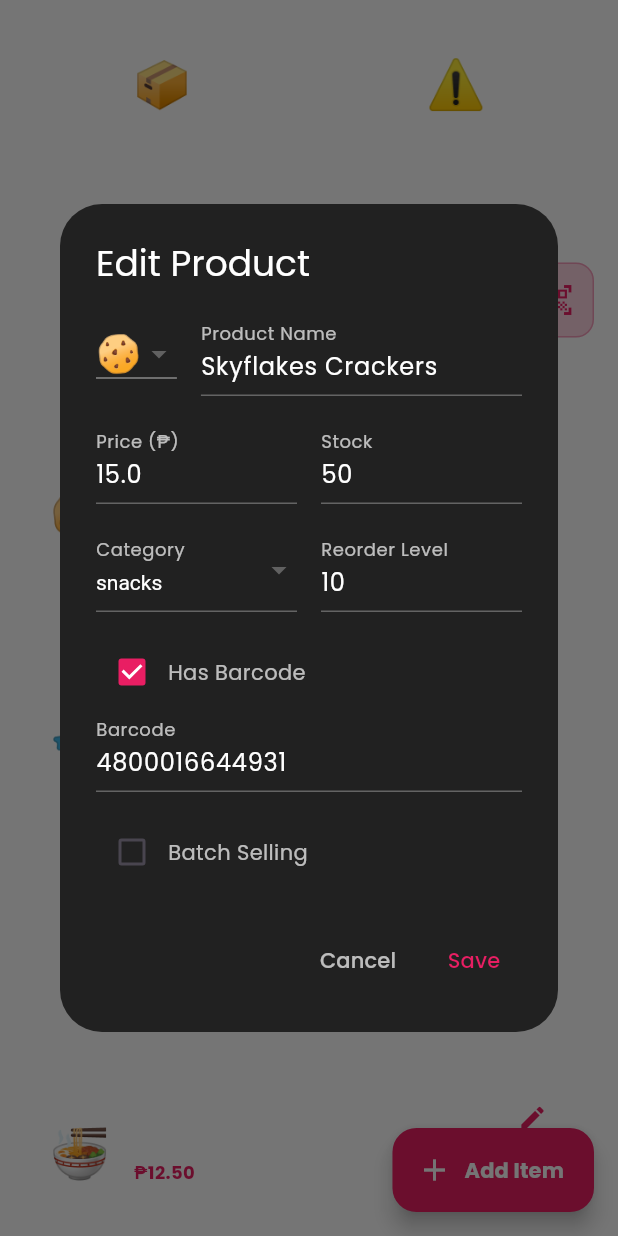
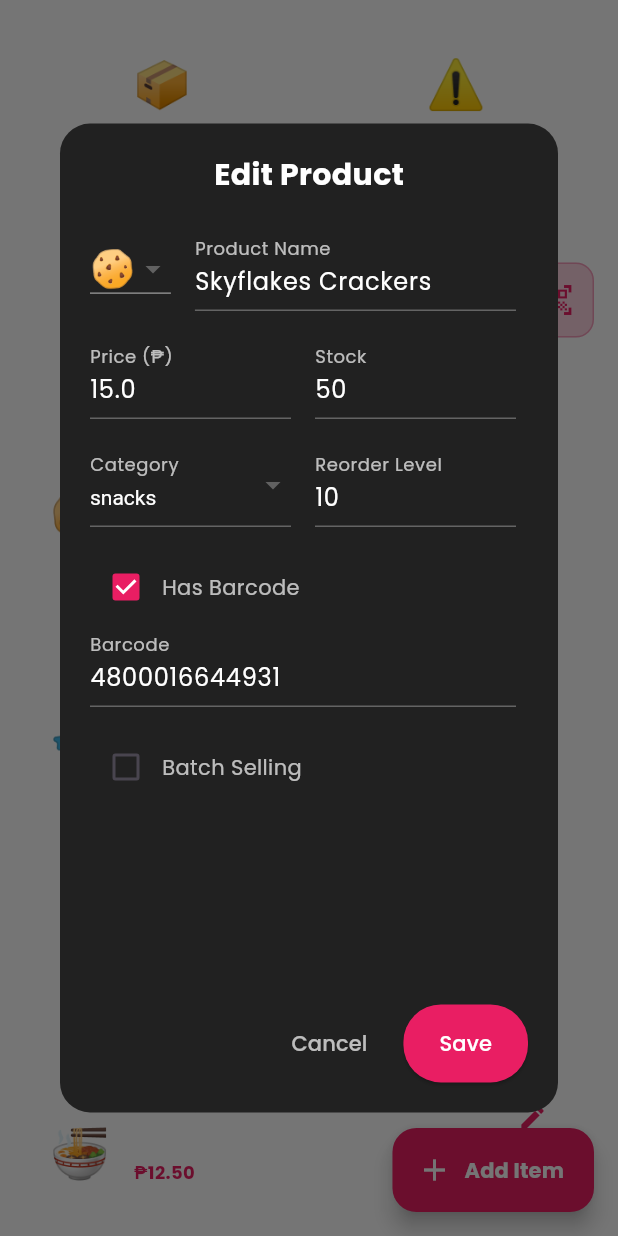
Before and after one commit to Chito2K3/tindahan-ko-flutter, a Flutter app: the InventoryScreen screen opened directly, after a tap on the "edit" icon, on a phone screen of 412 x 824 dp. Run offline on Flutter 3.47's test engine with Material 3 defaults, Android fonts, the phone set to English and light mode, and no system bars; our stand-ins replace audioplayers, file_picker, fl_chart, google_fonts, permission_handler, shared_preferences and 1 more; missing offline and left inert: excel, mobile_scanner, universal_html; accounts and stored records are empty.

Commit message:
Enhanced keyboard handling across all screens - Added global tap-to-dismiss functionality and proper screen resizing

```diff
--- a/lib/main.dart
+++ b/lib/main.dart
@@ -24,6 +24,12 @@
         theme: AppTheme.theme,
         home: const InitialScreen(),
         debugShowCheckedModeBanner: false,
+        builder: (context, child) {
+          return GestureDetector(
+            onTap: () => FocusScope.of(context).unfocus(),
+            child: child,
+          );
+        },
       ),
     );
   }
--- a/lib/screens/home_screen.dart
+++ b/lib/screens/home_screen.dart
@@ -53,6 +53,7 @@
   @override
   Widget build(BuildContext context) {
     return Scaffold(
+      resizeToAvoidBottomInset: true,
       body: Container(
         decoration: const BoxDecoration(gradient: AppTheme.primaryGradient),
         child: Column(
--- a/lib/screens/inventory_screen.dart
+++ b/lib/screens/inventory_screen.dart
@@ -629,6 +629,7 @@
 
 class _ProductDialogState extends State<_ProductDialog> {
   final _formKey = GlobalKey<FormState>();
+  final _scrollController = ScrollController();
   late TextEditingController _nameController;
   late TextEditingController _priceController;
   late TextEditingController _stockController;
@@ -641,6 +642,18 @@
   String _selectedEmoji = '📦';
   bool _hasBarcode = false;
   bool _isBatchSelling = false;
+
+  void _ensureVisible() {
+    Future.delayed(const Duration(milliseconds: 300), () {
+      if (_scrollController.hasClients) {
+        _scrollController.animateTo(
+          _scrollController.position.maxScrollExtent,
+          duration: const Duration(milliseconds: 300),
+          curve: Curves.easeInOut,
+        );
+      }
+    });
+  }
 
   final List<String> _categories = ['snacks', 'drinks', 'household', 'personal', 'food', 'candies'];
   final List<String> _emojis = ['📦', '🍪', '🥤', '🍜', '🧽', '🦷', '🍞', '🥛', '🧴', '🍫', '🍬'];
@@ -668,6 +681,7 @@
 
   @override
   void dispose() {
+    _scrollController.dispose();
     _nameController.dispose();
     _priceController.dispose();
     _stockController.dispose();
@@ -680,19 +694,30 @@
 
   @override
   Widget build(BuildContext context) {
-    return AlertDialog(
+    return Dialog(
       backgroundColor: Colors.grey[900],
-      title: Text(
+      shape: RoundedRectangleBorder(borderRadius: BorderRadius.circular(20)),
+      child: Container(
+        width: MediaQuery.of(context).size.width * 0.9,
+        height: MediaQuery.of(context).size.height * 0.8,
+        padding: const EdgeInsets.all(20),
+        child: Column(
+          children: [
+            Text(
               widget.product == null ? 'Add Product' : 'Edit Product',
-        style: const TextStyle(color: Colors.white),
+              style: const TextStyle(color: Colors.white, fontSize: 20, fontWeight: FontWeight.bold),
             ),
-      content: SizedBox(
-        width: 300,
+            const SizedBox(height: 20),
+            Expanded(
               child: Form(
                 key: _formKey,
+                child: Scrollbar(
+                  controller: _scrollController,
+                  thumbVisibility: true,
                   child: SingleChildScrollView(
+                    controller: _scrollController,
+                    padding: const EdgeInsets.only(right: 8),
                     child: Column(
-              mainAxisSize: MainAxisSize.min,
                       children: [
                 Row(
                   children: [
@@ -906,19 +931,29 @@
                   ),
                 ),
               ),
-      actions: [
+            ),
+            const SizedBox(height: 20),
+            Row(
+              mainAxisAlignment: MainAxisAlignment.end,
+              children: [
                 TextButton(
                   onPressed: () => Navigator.pop(context),
                   child: const Text('Cancel', style: TextStyle(color: Colors.white70)),
                 ),
-        TextButton(
+                const SizedBox(width: 12),
+                ElevatedButton(
                   onPressed: _saveProduct,
-          child: Text(
-            widget.product == null ? 'Add' : 'Save',
-            style: const TextStyle(color: AppTheme.primaryPink),
+                  style: ElevatedButton.styleFrom(
+                    backgroundColor: AppTheme.primaryPink,
+                    foregroundColor: Colors.white,
+                  ),
+                  child: Text(widget.product == null ? 'Add' : 'Save'),
+                ),
+              ],
+            ),
+          ],
         ),
       ),
-      ],
     );
   }
 
```
Lines whose indentation alone changed are shown as unchanged.
